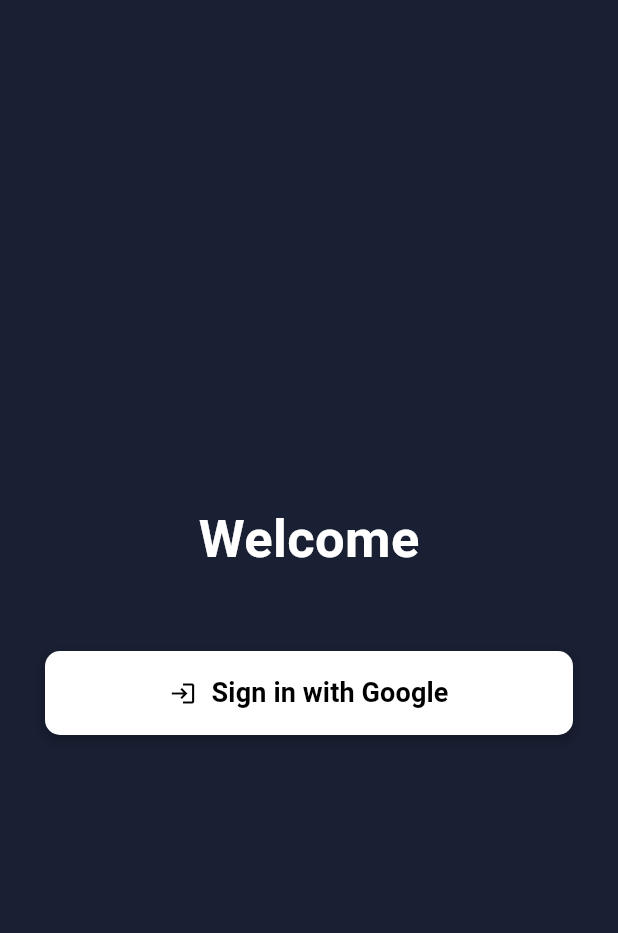
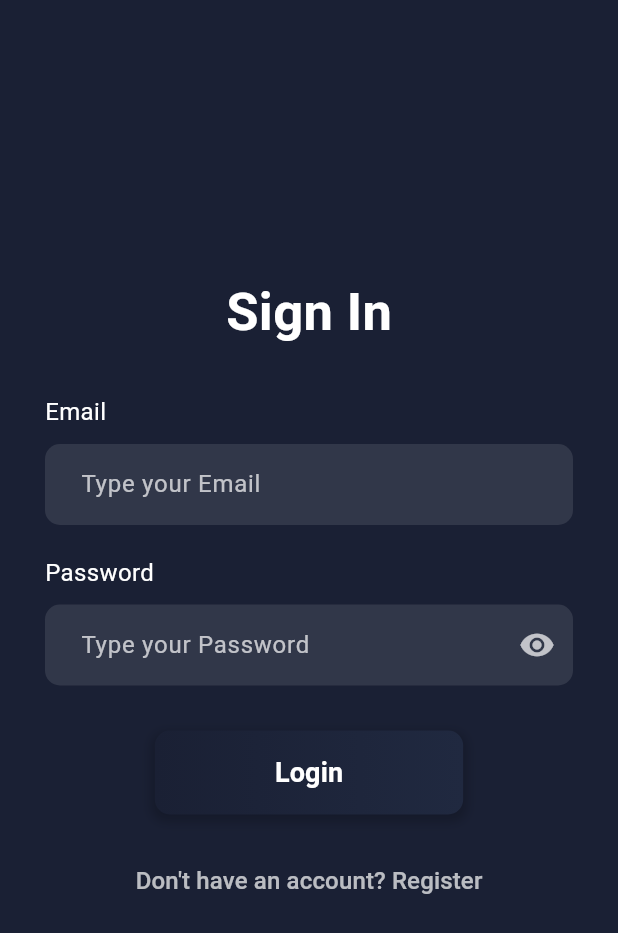
Before and after one commit to linnminhtet23/privy_chat, a Flutter app: the screen it shows after launch, on a phone screen of 412 x 824 dp. Shown: the top 933 px of the screen. Run offline on Flutter 3.47's test engine with Material 3 defaults, Android fonts, the phone set to English and light mode, and no system bars; our stand-ins replace cloud_firestore, firebase_auth, firebase_core, firebase_messaging, fluttertoast, shared_preferences; missing offline and left inert: pointycastle; accounts and stored records are empty.

```diff
--- a/lib/main.dart
+++ b/lib/main.dart
@@ -16,14 +16,15 @@
 }
 void main() async {
   WidgetsFlutterBinding.ensureInitialized();
-    try {
-    // Initialize Firebase and NotificationService
+  try {
     await Firebase.initializeApp();
     final notificationService = NotificationUtils();
     await notificationService.initialize(); // Initialize NotificationService
 
     SharedPreferences prefs = await SharedPreferences.getInstance();
     bool isLoggedIn = prefs.getBool('isLoggedIn') ?? false;
+
+    FirebaseMessaging.onBackgroundMessage(_firebaseMessagingBackgroundHandler);
 
     runApp(MyApp(isLoggedIn: isLoggedIn));
   } catch (e) {
--- a/lib/models/user_model.dart
+++ b/lib/models/user_model.dart
@@ -5,7 +5,8 @@
   final String? profileUrl; // Add profile URL (optional)
   String? publicKey;
   String? privateKey;
-  final String token;
+  final String? token;
+  final bool emailVerified; // Add emailVerified field
 
   UserModel({
     required this.uid,
@@ -14,7 +15,8 @@
     this.profileUrl,
     this.privateKey,
     this.publicKey,
-    required this.token
+    this.token,
+    this.emailVerified = false, // Default value for emailVerified
   });
 
   factory UserModel.fromMap(Map<String, dynamic> data, String uid) {
@@ -22,10 +24,11 @@
       uid: uid,
       username: data['username'] ?? '',
       email: data['email'] ?? '',
-      profileUrl: data['profileUrl'] ?? '',
+      profileUrl: data['profileUrl'],
       publicKey: data['publicKey'],
       privateKey: data['privateKey'],
       token: data['token'],
+      emailVerified: data['emailVerified'] ?? false, // Default to false if not present
     );
   }
 
@@ -35,7 +38,8 @@
       'email': email,
       'profileUrl': profileUrl,
       'publicKey': publicKey,
-      'token': token
+      'token': token,
+      'emailVerified': emailVerified, // Add emailVerified to map
     };
   }
 }
--- a/lib/screens/login.dart
+++ b/lib/screens/login.dart
@@ -1,8 +1,11 @@
+// lib/screens/login.dart
 import 'package:flutter/material.dart';
 import 'package:provider/provider.dart';
+// import 'package:provider/provider.dart';
 import 'package:secure_flutter_chat/constant/active_constant.dart';
 import 'package:secure_flutter_chat/providers/auth_provider.dart';
-import 'package:secure_flutter_chat/screens/home.dart';
+import 'package:secure_flutter_chat/screens/register.dart';
+// import 'package:secure_flutter_chat/providers/auth_provider.dart';
 
 class Login extends StatefulWidget {
   const Login({super.key});
@@ -12,32 +15,45 @@
 }
 
 class _LoginState extends State<Login> {
+  bool visibility = false;
   bool actionLoading = false;
+  final GlobalKey<FormState> formKey = GlobalKey();
+  final TextEditingController emailController = TextEditingController();
+  final TextEditingController passwordController = TextEditingController();
 
-  Future<void> googleSignIn() async {
-    if (!mounted) return;
+  @override
+  void dispose() {
+    emailController.dispose();
+    passwordController.dispose();
+    super.dispose();
+  }
+
+  Future<void> submit() async {
+    if (formKey.currentState!.validate()) {
       setState(() {
         actionLoading = true;
       });
       try {
-      await Provider.of<AuthProvider>(context, listen: false).googleSignIn();
-      //  if (mounted) {
-
-      //  }
+        await Provider.of<AuthProvider>(context, listen: false).signIn(
+          emailController.text,
+          passwordController.text,
+        );
       } catch (error) {
         // Handle error
       } finally {
-
         if (mounted) {
           setState(() {
             actionLoading = false;
           });
-         Navigator.pushReplacement(
-        context,
-        MaterialPageRoute(builder: (context) => const HomeScreen()),
-      );
         }
       }
+    }
+  }
+
+  void visiblePassword() {
+    setState(() {
+      visibility = !visibility;
+    });
   }
 
   @override
@@ -45,21 +61,36 @@
     return Scaffold(
       backgroundColor: activeColors.primaryDark,
       body: Center(
-        child: Padding(
+        child: SingleChildScrollView(
           padding: const EdgeInsets.symmetric(horizontal: 30),
           child: Column(
+            crossAxisAlignment: CrossAxisAlignment.center,
             mainAxisAlignment: MainAxisAlignment.center,
             children: [
               const Text(
-                "Welcome",
+                "Sign In",
                 style: TextStyle(
                   color: Colors.white,
                   fontSize: 35,
                   fontWeight: FontWeight.bold,
                 ),
               ),
-              const SizedBox(height: 50),
-              buildGoogleSignInButton(),
+              const SizedBox(height: 30),
+              Form(
+                key: formKey,
+                child: Column(
+                  children: <Widget>[
+                    buildTextField("Email", emailController, false),
+                    const SizedBox(height: 20),
+                    buildTextField("Password", passwordController, true),
+                    const SizedBox(height: 30),
+                    buildLoginButton(),
+                    const SizedBox(height: 20),
+                    buildRegisterText(context),
+                    const SizedBox(height: 30),
+                  ],
+                ),
+              ),
             ],
           ),
         ),
@@ -67,7 +98,62 @@
     );
   }
 
-  Widget buildGoogleSignInButton() {
+  Widget buildTextField(
+      String label, TextEditingController controller, bool isPassword) {
+    return Column(
+      crossAxisAlignment: CrossAxisAlignment.start,
+      children: <Widget>[
+        Text(
+          label,
+          style: const TextStyle(color: Colors.white, fontSize: 16),
+        ),
+        const SizedBox(height: 10),
+        TextFormField(
+          controller: controller,
+          validator: (value) {
+            if (value!.isEmpty) {
+              return '$label is required';
+            }
+            return null;
+          },
+          obscureText: isPassword ? !visibility : false,
+          decoration: InputDecoration(
+            filled: true,
+            fillColor: Colors.white.withOpacity(0.1),
+            hintText: 'Type your $label',
+            hintStyle: const TextStyle(
+              color: Colors.white70,
+            ),
+            contentPadding:
+                const EdgeInsets.symmetric(horizontal: 20, vertical: 15),
+            border: OutlineInputBorder(
+              borderSide: const BorderSide(color: Colors.transparent, width: 0),
+              borderRadius: BorderRadius.circular(10.0),
+            ),
+            enabledBorder: OutlineInputBorder(
+              borderSide: const BorderSide(color: Colors.transparent, width: 0),
+              borderRadius: BorderRadius.circular(10.0),
+            ),
+            focusedBorder: OutlineInputBorder(
+              borderSide: const BorderSide(color: Colors.deepPurple, width: 1),
+              borderRadius: BorderRadius.circular(10.0),
+            ),
+            suffixIcon: isPassword
+                ? IconButton(
+                    onPressed: visiblePassword,
+                    icon: Icon(
+                      visibility ? Icons.visibility_off : Icons.visibility,
+                      color: Colors.white70,
+                    ),
+                  )
+                : null,
+          ),
+        ),
+      ],
+    );
+  }
+
+  Widget buildLoginButton() {
     return Container(
       decoration: BoxDecoration(
         boxShadow: [
@@ -78,35 +164,44 @@
             offset: const Offset(0, 3),
           ),
         ],
+        gradient: LinearGradient(
+          colors: [activeColors.primaryDark, activeColors.secondaryDark],
+          begin: Alignment.centerLeft,
+          end: Alignment.centerRight,
+        ),
         borderRadius: BorderRadius.circular(10),
       ),
       child: TextButton(
         style: TextButton.styleFrom(
-          backgroundColor: Colors.white,
           padding: const EdgeInsets.symmetric(horizontal: 80, vertical: 15),
           shape: RoundedRectangleBorder(
             borderRadius: BorderRadius.circular(10),
           ),
         ),
-        onPressed: googleSignIn,
-        child: Row(
-          mainAxisAlignment: MainAxisAlignment.center,
-          children: [
-            const Icon(
-              Icons.login,
-              color: Colors.black,
-            ),
-            const SizedBox(width: 10),
-            Text(
-              actionLoading ? 'Loading...' : 'Sign in with Google',
+        onPressed: submit,
+        child: Text(
+          actionLoading ? 'Loading..' : 'Login',
           style: const TextStyle(
-                color: Colors.black,
+            color: Colors.white,
             fontSize: 18,
             fontWeight: FontWeight.bold,
           ),
         ),
-          ],
       ),
+    );
+  }
+
+  Widget buildRegisterText(BuildContext context) {
+    return TextButton(
+      onPressed: () {
+        Navigator.push(
+          context,
+          MaterialPageRoute(builder: (context) => const RegisterScreen()),
+        );
+      },
+      child: const Text(
+        'Don\'t have an account? Register',
+        style: TextStyle(color: Colors.white70, fontSize: 16),
       ),
     );
   }
--- a/pubspec.yaml
+++ b/pubspec.yaml
@@ -48,6 +48,7 @@
   firebase_admin: ^0.2.0
   http: ^0.13.6
   google_sign_in: ^6.2.1
+  fluttertoast: ^8.2.7
 dev_dependencies:
   flutter_test:
     sdk: flutter
```
Also changed, not shown: lib/providers/auth_provider.dart (+128 -38 lines), lib/providers/user_provider.dart (+74 -24 lines), lib/screens/register.dart (+9 -9 lines), firebase.json, lib/firebase_options.dart, pubspec.lock, 25 other files. Lines whose indentation alone changed are shown as unchanged.
